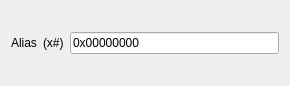
mortbopet/Ripes, file src/registerwidget.ui: the form before one commit.
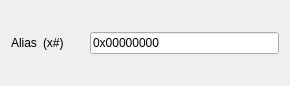
The form after the commit.

```diff
--- a/src/registerwidget.ui
+++ b/src/registerwidget.ui
@@ -30,6 +30,22 @@
        </property>
       </widget>
      </item>
+     <item>
+      <spacer name="horizontalSpacer">
+       <property name="orientation">
+        <enum>Qt::Horizontal</enum>
+       </property>
+       <property name="sizeType">
+        <enum>QSizePolicy::Minimum</enum>
+       </property>
+       <property name="sizeHint" stdset="0">
+        <size>
+         <width>20</width>
+         <height>20</height>
+        </size>
+       </property>
+      </spacer>
+     </item>
      <item>
       <widget class="QLineEdit" name="lineEdit">
        <property name="text">
```
Left out of the diff: 4 changed lines with no effect on the pictures.
